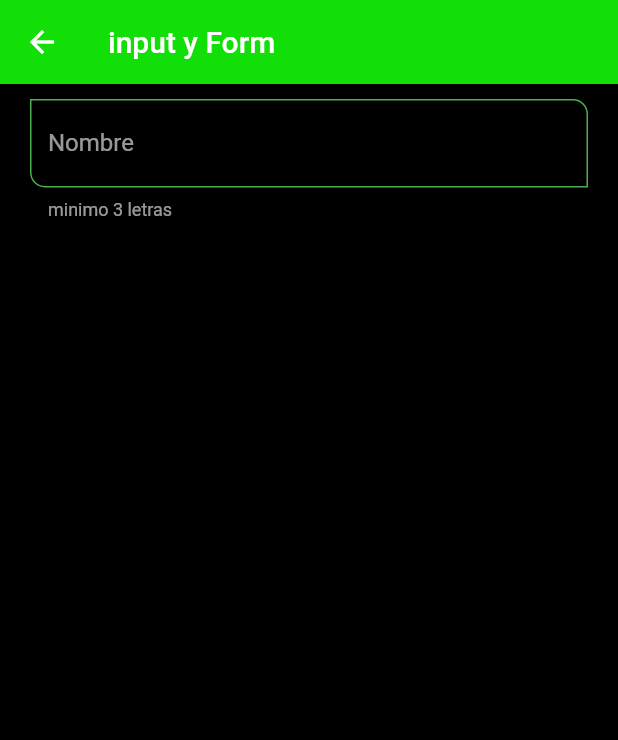
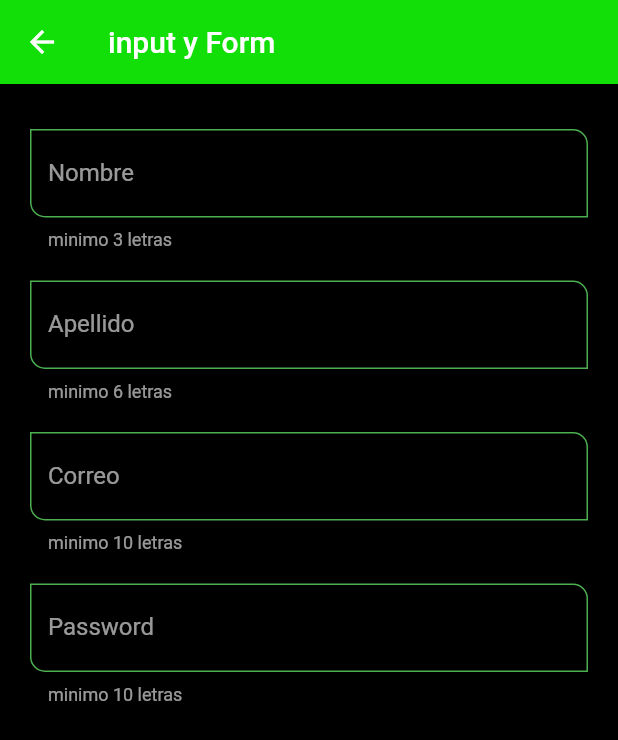
Before and after one commit to JerlibGnzlz/Flutter_components_Android, a Flutter app: the InputScreen screen opened by its route, on a phone screen of 412 x 824 dp. Shown: the top 740 px of the screen. Run offline on Flutter 3.47's test engine with Material 2 defaults, Android fonts, the phone set to English and light mode, and no system bars.

Commit message:
widget de formulario con name address email password

```diff
--- a/lib/screens/input_screen.dart
+++ b/lib/screens/input_screen.dart
@@ -1,32 +1,49 @@
 import 'package:flutter/material.dart';
 import '../widgets/custon_input_fields.dart';
 
-
 class InputScreen extends StatelessWidget {
-
   const InputScreen({Key? key}) : super(key: key);
 
   @override
   Widget build(BuildContext context) {
-    return  Scaffold(
+    return Scaffold(
         appBar: AppBar(
           title: const Text("input y Form"),
         ),
-       body:const SingleChildScrollView(
-        child:   Padding(
-          padding: EdgeInsets.symmetric(horizontal: 20, vertical: 10) ,
+        body: const SingleChildScrollView(
+          child: Padding(
+            padding: EdgeInsets.symmetric(horizontal: 20, vertical: 10),
             child: Column(
               children: [
+                SizedBox(height: 20),
                 CustonInputField(
                   labelText: "Nombre",
-                hintText: "Nombre de Usuario",
+                  hintText: "Nombre del Usuario",
                   helperText: "minimo 3 letras",
-               )
-            ],),
-         )
-        ,
-      )
-
-    );
+                ),
+                SizedBox(height: 20),
+                CustonInputField(
+                  labelText: "Apellido",
+                  hintText: "Apellido del Usuario",
+                  helperText: "minimo 6 letras",
+                ),
+                SizedBox(height: 20),
+                CustonInputField(
+                  labelText: "Correo",
+                  hintText: "Correo del Usuario",
+                  helperText: "minimo 10 letras",
+                  keyboardType: TextInputType.emailAddress,
+                ),
+                   SizedBox(height: 20),
+                CustonInputField(
+                  labelText: "Password",
+                  hintText: "Contraseña del Usuario",
+                  helperText: "minimo 10 letras",
+                  obscureText: true ,
+                ),
+              ],
+            ),
+          ),
+        ));
   }
 }
--- a/lib/widgets/custon_input_fields.dart
+++ b/lib/widgets/custon_input_fields.dart
@@ -6,8 +6,8 @@ class CustonInputField extends StatelessWidget {
   final String? helperText;
   final IconData? icon;
   final IconData? suffixIcon;
-
-
+  final TextInputType? keyboardType;
+  final bool obscureText;
 
   const CustonInputField({
     super.key,
@@ -16,13 +16,16 @@ class CustonInputField extends StatelessWidget {
     this.helperText,
     this.icon,
     this.suffixIcon,
-
+    this.keyboardType,
+     this.obscureText= false,
   });
 
   @override
   Widget build(BuildContext context) {
     return TextFormField(
       //  autofocus: true,
+      keyboardType: keyboardType,
+      obscureText: obscureText,
       textCapitalization: TextCapitalization.words,
       initialValue: "",
       onChanged: (value) {
@@ -33,13 +36,13 @@ class CustonInputField extends StatelessWidget {
         return value.length < 4 ? "minimo son 4 letras" : null;
       },
       autovalidateMode: AutovalidateMode.onUserInteraction,
-      decoration:  InputDecoration(
+      decoration: InputDecoration(
         hintText: hintText,
         labelText: labelText,
         helperText: helperText,
         suffixIcon: suffixIcon == null ? null : Icon(suffixIcon),
         // prefixIcon: Icon(Icons.verified_outlined)
-        icon: icon == null ? null: Icon(icon),
+        icon: icon == null ? null : Icon(icon),
       ),
     );
   }
```
Lines whose indentation alone changed are shown as unchanged.
